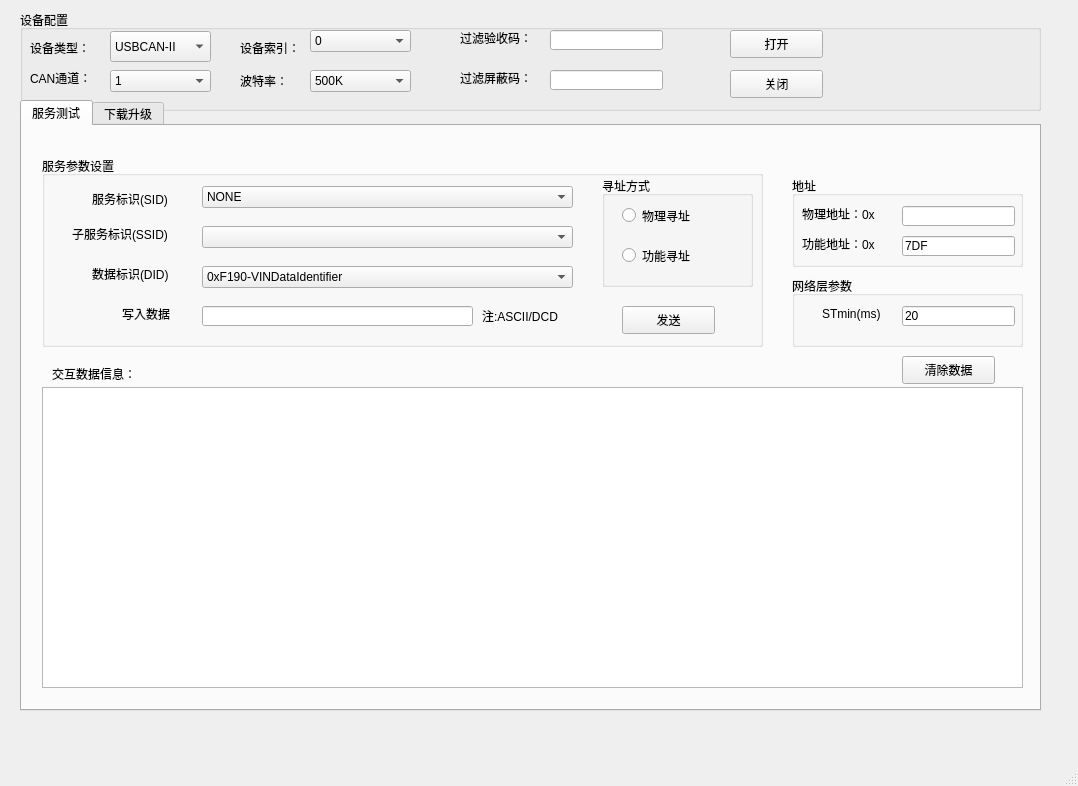
Qt form udssoft.ui (liuweiliang2006/UDS_soft) before a commit.
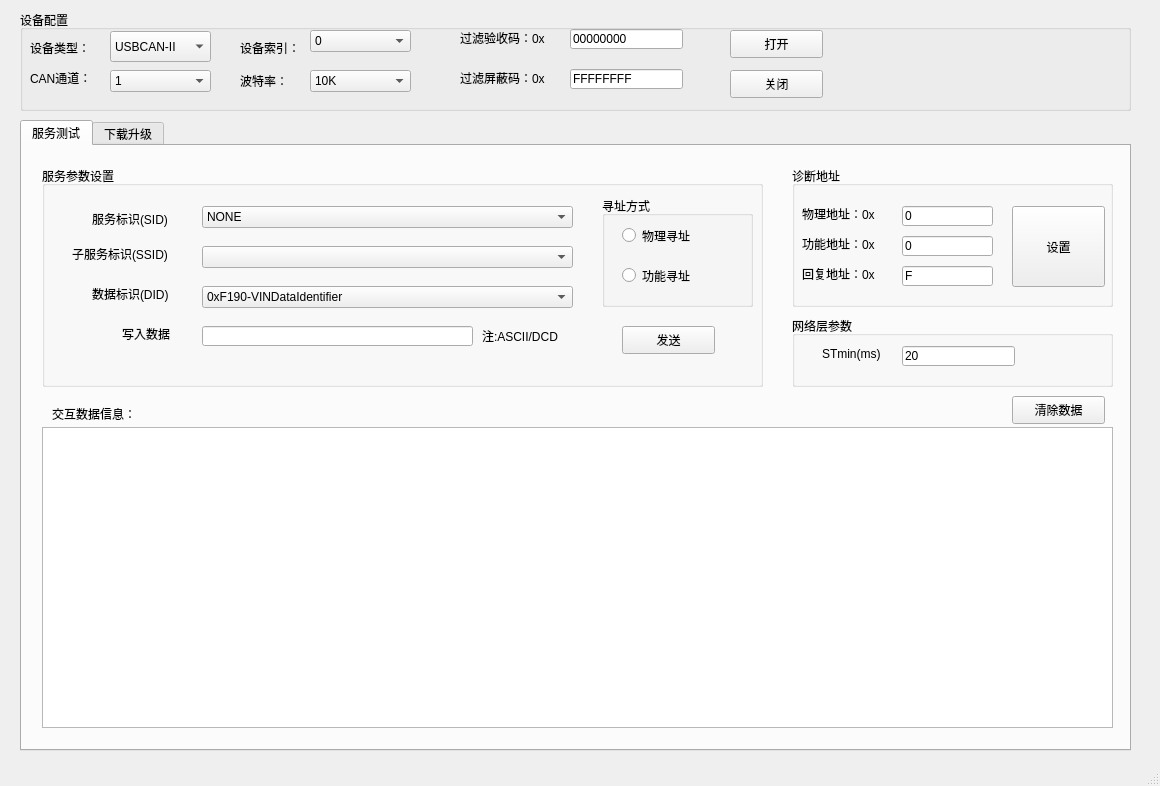
The same form after that commit.

```diff
--- a/udssoft.ui
+++ b/udssoft.ui
@@ -6,7 +6,7 @@
    <rect>
     <x>0</x>
     <y>0</y>
-    <width>1078</width>
+    <width>1160</width>
     <height>786</height>
    </rect>
   </property>
@@ -19,7 +19,7 @@
      <rect>
       <x>20</x>
       <y>10</y>
-      <width>1021</width>
+      <width>1111</width>
       <height>101</height>
      </rect>
     </property>
@@ -107,6 +107,26 @@
        <string>0</string>
       </property>
      </item>
+     <item>
+      <property name="text">
+       <string>1</string>
+      </property>
+     </item>
+     <item>
+      <property name="text">
+       <string>2</string>
+      </property>
+     </item>
+     <item>
+      <property name="text">
+       <string>3</string>
+      </property>
+     </item>
+     <item>
+      <property name="text">
+       <string>4</string>
+      </property>
+     </item>
     </widget>
     <widget class="QComboBox" name="comboBox_Chanel">
      <property name="geometry">
@@ -122,6 +142,21 @@
        <string>1</string>
       </property>
      </item>
+     <item>
+      <property name="text">
+       <string>2</string>
+      </property>
+     </item>
+     <item>
+      <property name="text">
+       <string>3</string>
+      </property>
+     </item>
+     <item>
+      <property name="text">
+       <string>4</string>
+      </property>
+     </item>
     </widget>
     <widget class="QComboBox" name="comboBox_Baud">
      <property name="geometry">
@@ -132,11 +167,76 @@
        <height>22</height>
       </rect>
      </property>
+     <item>
+      <property name="text">
+       <string>10K</string>
+      </property>
+     </item>
+     <item>
+      <property name="text">
+       <string>20K</string>
+      </property>
+     </item>
+     <item>
+      <property name="text">
+       <string>40K</string>
+      </property>
+     </item>
+     <item>
+      <property name="text">
+       <string>50K</string>
+      </property>
+     </item>
+     <item>
+      <property name="text">
+       <string>80K</string>
+      </property>
+     </item>
+     <item>
+      <property name="text">
+       <string>100K</string>
+      </property>
+     </item>
+     <item>
+      <property name="text">
+       <string>125K</string>
+      </property>
+     </item>
+     <item>
+      <property name="text">
+       <string>200K</string>
+      </property>
+     </item>
+     <item>
+      <property name="text">
+       <string>250K</string>
+      </property>
+     </item>
+     <item>
+      <property name="text">
+       <string>400K</string>
+      </property>
+     </item>
      <item>
       <property name="text">
        <string>500K</string>
       </property>
      </item>
+     <item>
+      <property name="text">
+       <string>666K</string>
+      </property>
+     </item>
+     <item>
+      <property name="text">
+       <string>800K</string>
+      </property>
+     </item>
+     <item>
+      <property name="text">
+       <string>1000K</string>
+      </property>
+     </item>
     </widget>
     <widget class="QPushButton" name="pushButton_Open">
      <property name="geometry">
@@ -156,12 +256,12 @@
       <rect>
        <x>440</x>
        <y>20</y>
-       <width>91</width>
+       <width>111</width>
        <height>16</height>
       </rect>
      </property>
      <property name="text">
-      <string>过滤验收码：</string>
+      <string>过滤验收码：0x</string>
      </property>
     </widget>
     <widget class="QLabel" name="label_12">
@@ -169,33 +269,39 @@
       <rect>
        <x>440</x>
        <y>60</y>
-       <width>91</width>
+       <width>111</width>
        <height>16</height>
       </rect>
      </property>
      <property name="text">
-      <string>过滤屏蔽码：</string>
+      <string>过滤屏蔽码：0x</string>
      </property>
     </widget>
-    <widget class="QLineEdit" name="lineEdit_5">
+    <widget class="QLineEdit" name="lineEdit_AccCode">
      <property name="geometry">
       <rect>
-       <x>530</x>
-       <y>20</y>
+       <x>550</x>
+       <y>19</y>
        <width>113</width>
        <height>20</height>
       </rect>
      </property>
+     <property name="text">
+      <string>00000000</string>
+     </property>
     </widget>
-    <widget class="QLineEdit" name="lineEdit_6">
+    <widget class="QLineEdit" name="lineEdit_AccMask">
      <property name="geometry">
       <rect>
-       <x>530</x>
-       <y>60</y>
+       <x>550</x>
+       <y>59</y>
        <width>113</width>
        <height>20</height>
       </rect>
      </property>
+     <property name="text">
+      <string>FFFFFFFF</string>
+     </property>
     </widget>
     <widget class="QPushButton" name="pushButton_Close">
      <property name="geometry">
@@ -215,9 +321,9 @@
     <property name="geometry">
      <rect>
       <x>20</x>
-      <y>100</y>
-      <width>1021</width>
-      <height>611</height>
+      <y>120</y>
+      <width>1111</width>
+      <height>631</height>
      </rect>
     </property>
     <property name="currentIndex">
@@ -231,19 +337,19 @@
       <property name="geometry">
        <rect>
         <x>770</x>
-        <y>50</y>
-        <width>231</width>
-        <height>91</height>
+        <y>20</y>
+        <width>321</width>
+        <height>141</height>
        </rect>
       </property>
       <property name="title">
-       <string>地址</string>
+       <string>诊断地址</string>
       </property>
       <widget class="QLabel" name="label_AddrPHY">
        <property name="geometry">
         <rect>
          <x>10</x>
-         <y>30</y>
+         <y>40</y>
          <width>101</width>
          <height>16</height>
         </rect>
@@ -256,7 +362,7 @@
        <property name="geometry">
         <rect>
          <x>10</x>
-         <y>60</y>
+         <y>70</y>
          <width>101</width>
          <height>16</height>
         </rect>
@@ -269,23 +375,65 @@
        <property name="geometry">
         <rect>
          <x>110</x>
-         <y>30</y>
-         <width>113</width>
+         <y>40</y>
+         <width>91</width>
          <height>20</height>
         </rect>
        </property>
+       <property name="text">
+        <string>0</string>
+       </property>
       </widget>
       <widget class="QLineEdit" name="lineEdit_AddrFunc">
        <property name="geometry">
         <rect>
          <x>110</x>
-         <y>60</y>
-         <width>113</width>
+         <y>70</y>
+         <width>91</width>
          <height>20</height>
         </rect>
        </property>
        <property name="text">
-        <string>7DF</string>
+        <string>0</string>
+       </property>
+      </widget>
+      <widget class="QLineEdit" name="lineEdit_AddrRes">
+       <property name="geometry">
+        <rect>
+         <x>110</x>
+         <y>100</y>
+         <width>91</width>
+         <height>20</height>
+        </rect>
+       </property>
+       <property name="text">
+        <string>F</string>
+       </property>
+      </widget>
+      <widget class="QLabel" name="label_AddrFunc_2">
+       <property name="geometry">
+        <rect>
+         <x>10</x>
+         <y>100</y>
+         <width>101</width>
+         <height>16</height>
+        </rect>
+       </property>
+       <property name="text">
+        <string>回复地址：0x</string>
+       </property>
+      </widget>
+      <widget class="QPushButton" name="pushButton_AddrSet">
+       <property name="geometry">
+        <rect>
+         <x>220</x>
+         <y>40</y>
+         <width>93</width>
+         <height>81</height>
+        </rect>
+       </property>
+       <property name="text">
+        <string>设置</string>
        </property>
       </widget>
      </widget>
@@ -293,8 +441,8 @@
       <property name="geometry">
        <rect>
         <x>770</x>
-        <y>150</y>
-        <width>231</width>
+        <y>170</y>
+        <width>321</width>
         <height>71</height>
        </rect>
       </property>
@@ -332,9 +480,9 @@
       <property name="geometry">
        <rect>
         <x>20</x>
-        <y>30</y>
+        <y>20</y>
         <width>721</width>
-        <height>191</height>
+        <height>221</height>
        </rect>
       </property>
       <property name="title">
@@ -344,7 +492,7 @@
        <property name="geometry">
         <rect>
          <x>50</x>
-         <y>33</y>
+         <y>43</y>
          <width>101</width>
          <height>20</height>
         </rect>
@@ -357,7 +505,7 @@
        <property name="geometry">
         <rect>
          <x>160</x>
-         <y>30</y>
+         <y>40</y>
          <width>371</width>
          <height>22</height>
         </rect>
@@ -467,7 +615,7 @@
        <property name="geometry">
         <rect>
          <x>30</x>
-         <y>70</y>
+         <y>80</y>
          <width>121</width>
          <height>16</height>
         </rect>
@@ -480,7 +628,7 @@
        <property name="geometry">
         <rect>
          <x>160</x>
-         <y>70</y>
+         <y>80</y>
          <width>371</width>
          <height>22</height>
         </rect>
@@ -490,7 +638,7 @@
        <property name="geometry">
         <rect>
          <x>50</x>
-         <y>110</y>
+         <y>120</y>
          <width>101</width>
          <height>16</height>
         </rect>
@@ -503,7 +651,7 @@
        <property name="geometry">
         <rect>
          <x>160</x>
-         <y>110</y>
+         <y>120</y>
          <width>371</width>
          <height>22</height>
         </rect>
@@ -518,7 +666,7 @@
        <property name="geometry">
         <rect>
          <x>560</x>
-         <y>20</y>
+         <y>30</y>
          <width>151</width>
          <height>111</height>
         </rect>
@@ -557,7 +705,7 @@
        <property name="geometry">
         <rect>
          <x>580</x>
-         <y>150</y>
+         <y>160</y>
          <width>93</width>
          <height>28</height>
         </rect>
@@ -570,7 +718,7 @@
        <property name="geometry">
         <rect>
          <x>80</x>
-         <y>150</y>
+         <y>160</y>
          <width>71</width>
          <height>16</height>
         </rect>
@@ -583,7 +731,7 @@
        <property name="geometry">
         <rect>
          <x>160</x>
-         <y>150</y>
+         <y>160</y>
          <width>271</width>
          <height>20</height>
         </rect>
@@ -596,7 +744,7 @@
        <property name="geometry">
         <rect>
          <x>440</x>
-         <y>150</y>
+         <y>160</y>
          <width>101</width>
          <height>20</height>
         </rect>
@@ -610,8 +758,8 @@
       <property name="geometry">
        <rect>
         <x>20</x>
-        <y>261</y>
-        <width>981</width>
+        <y>281</y>
+        <width>1071</width>
         <height>301</height>
        </rect>
       </property>
@@ -620,7 +768,7 @@
       <property name="geometry">
        <rect>
         <x>30</x>
-        <y>240</y>
+        <y>260</y>
         <width>101</width>
         <height>16</height>
        </rect>
@@ -632,8 +780,8 @@
      <widget class="QPushButton" name="pushButton_4">
       <property name="geometry">
        <rect>
-        <x>880</x>
-        <y>230</y>
+        <x>990</x>
+        <y>250</y>
         <width>93</width>
         <height>28</height>
        </rect>
@@ -655,7 +803,7 @@
     <rect>
      <x>0</x>
      <y>0</y>
-     <width>1078</width>
+     <width>1160</width>
      <height>26</height>
     </rect>
    </property>
```
